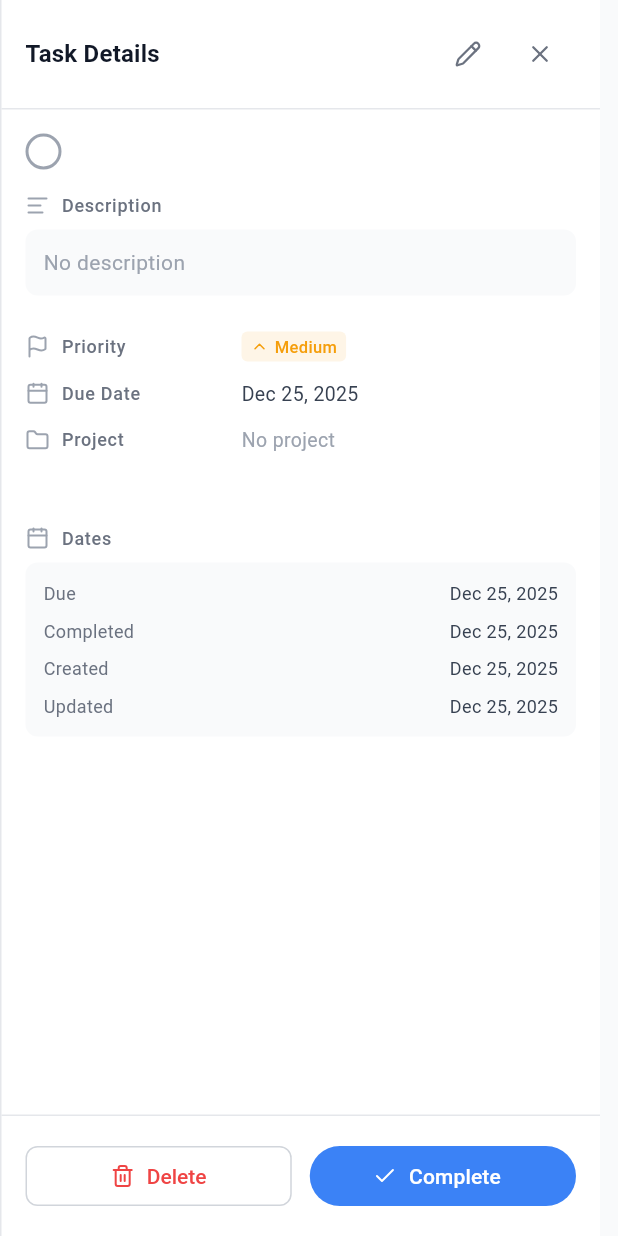
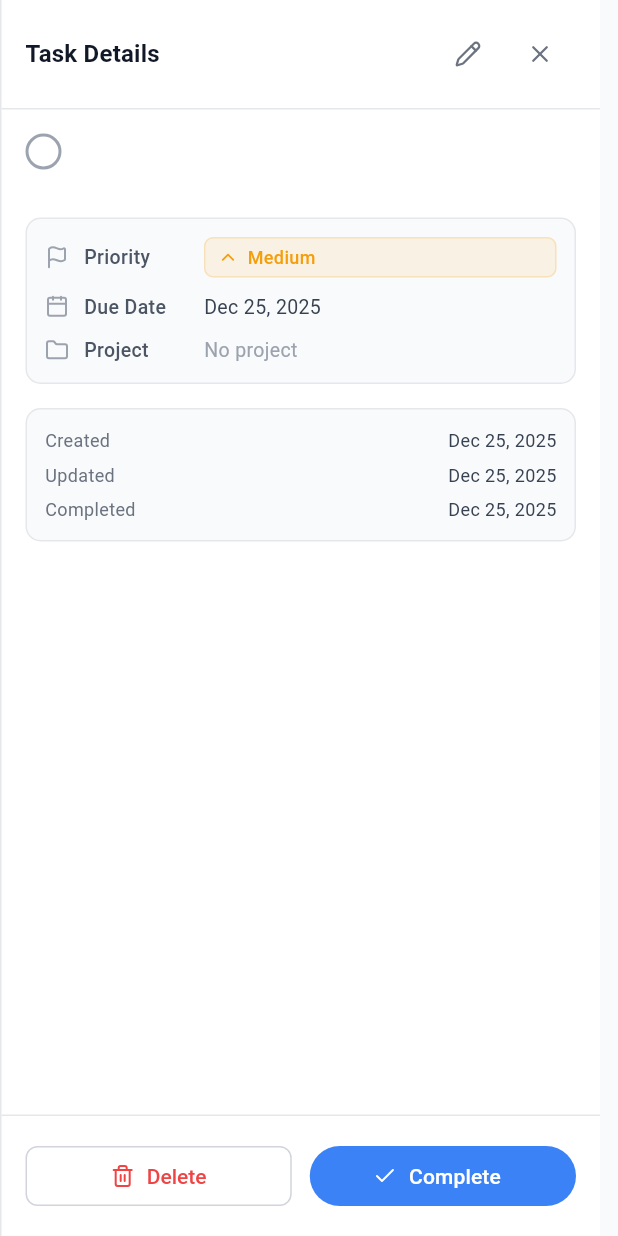
Before and after one commit to openza/tasks, a Flutter app: the TaskDetail widget shown alone on an empty page, opened directly with empty values, on a phone screen of 412 x 824 dp. Run offline on Flutter 3.47's test engine with Material 3 defaults, Android fonts, the phone set to English and light mode, and no system bars; drawn by our look-alikes of toastification; our stand-ins replace dio, drift, file_picker, flutter_riverpod, flutter_secure_storage, flutter_svg and 5 more; missing offline and left inert: dart:ffi, window_manager; accounts and stored records are empty; generated files the repository leaves out were written again.

Commit message:
fix: improve task detail pane UI/UX
- Fix priority badge not showing for Normal/Low priorities by adding
  showAlways parameter (defaults to false for backward compatibility)
- Wrap metadata in a card container for visual consistency
- Hide description section when empty (except in edit mode)
- Reduce spacing between sections for a more compact layout
- Wrap labels and dates sections in consistent card containers
- Update label widths and font styling for better alignment

```diff
--- a/lib/presentation/widgets/badges/priority_badge.dart
+++ b/lib/presentation/widgets/badges/priority_badge.dart
@@ -8,39 +8,43 @@ class PriorityBadge extends StatelessWidget {
   final int priority;
   final String? integrationId;
   final bool showLabel;
+  /// If true, shows badge even for Normal/Low priority (useful in detail views)
+  final bool showAlways;
 
   const PriorityBadge({
     super.key,
     required this.priority,
     this.integrationId,
     this.showLabel = false,
+    this.showAlways = false,
   });
 
   @override
   Widget build(BuildContext context) {
-    // Only show badge for high/medium priority
-    if (priority > 2) return const SizedBox.shrink();
+    // Only show badge for high/medium priority in lists, unless showAlways
+    if (!showAlways && priority > 2) return const SizedBox.shrink();
 
     final color = AppTheme.priorityColors[priority] ?? AppTheme.gray500;
     final label = _getPriorityLabel();
     final icon = _getPriorityIcon();
 
     return Container(
-      padding: const EdgeInsets.symmetric(horizontal: 6, vertical: 2),
+      padding: const EdgeInsets.symmetric(horizontal: 8, vertical: 4),
       decoration: BoxDecoration(
         color: color.withValues(alpha: 0.1),
-        borderRadius: BorderRadius.circular(4),
+        borderRadius: BorderRadius.circular(6),
+        border: Border.all(color: color.withValues(alpha: 0.2)),
       ),
       child: Row(
         mainAxisSize: MainAxisSize.min,
         children: [
-          Icon(icon, size: 12, color: color),
+          Icon(icon, size: 14, color: color),
           if (showLabel) ...[
-            const SizedBox(width: 4),
+            const SizedBox(width: 6),
             Text(
               label,
               style: TextStyle(
-                fontSize: 11,
+                fontSize: 12,
                 fontWeight: FontWeight.w500,
                 color: color,
               ),
--- a/lib/presentation/widgets/tasks/task_detail.dart
+++ b/lib/presentation/widgets/tasks/task_detail.dart
@@ -96,14 +96,16 @@ class _TaskDetailState extends ConsumerState<TaskDetail> {
                   _buildTitleSection(context),
                   const SizedBox(height: 16),
                   _buildDescriptionSection(context),
-                  const SizedBox(height: 24),
-                  _buildMetadataSection(context),
-                  const SizedBox(height: 24),
+                  const SizedBox(height: 16),
+                  _buildMetadataCard(context),
+                  if (widget.task.labels.isNotEmpty || _isEditing) ...[
+                    const SizedBox(height: 16),
                     _buildLabelsSection(context),
-                  const SizedBox(height: 24),
+                  ],
+                  const SizedBox(height: 16),
                   _buildDatesSection(context),
                   if (!widget.task.isNative) ...[
-                    const SizedBox(height: 24),
+                    const SizedBox(height: 16),
                     _buildProviderSection(context),
                   ],
                 ],
@@ -204,6 +206,13 @@ class _TaskDetailState extends ConsumerState<TaskDetail> {
   }
 
   Widget _buildDescriptionSection(BuildContext context) {
+    final hasDescription = widget.task.description?.isNotEmpty == true;
+
+    // Hide empty description section when not editing
+    if (!_isEditing && !hasDescription) {
+      return const SizedBox.shrink();
+    }
+
     return Column(
       crossAxisAlignment: CrossAxisAlignment.start,
       children: [
@@ -213,7 +222,9 @@ class _TaskDetailState extends ConsumerState<TaskDetail> {
             const SizedBox(width: 8),
             Text(
               'Description',
-              style: Theme.of(context).textTheme.labelMedium?.copyWith(
+              style: TextStyle(
+                fontSize: 12,
+                fontWeight: FontWeight.w500,
                 color: AppTheme.gray500,
               ),
             ),
@@ -230,8 +241,9 @@ class _TaskDetailState extends ConsumerState<TaskDetail> {
                     borderSide: BorderSide(color: AppTheme.gray300),
                   ),
                   hintText: 'Add a description...',
+                  contentPadding: const EdgeInsets.all(12),
                 ),
-                maxLines: 4,
+                maxLines: 3,
               )
             : Container(
                 width: double.infinity,
@@ -241,17 +253,25 @@ class _TaskDetailState extends ConsumerState<TaskDetail> {
                   borderRadius: BorderRadius.circular(8),
                 ),
                 child: Text(
-                  widget.task.description?.isNotEmpty == true
-                      ? widget.task.description!
-                      : 'No description',
+                  widget.task.description!,
                   style: Theme.of(context).textTheme.bodyMedium?.copyWith(
-                        color: widget.task.description?.isNotEmpty == true
-                            ? AppTheme.gray700
-                            : AppTheme.gray400,
+                        color: AppTheme.gray700,
                       ),
                 ),
               ),
       ],
+    );
+  }
+
+  Widget _buildMetadataCard(BuildContext context) {
+    return Container(
+      padding: const EdgeInsets.all(12),
+      decoration: BoxDecoration(
+        color: AppTheme.gray50,
+        borderRadius: BorderRadius.circular(10),
+        border: Border.all(color: AppTheme.gray200),
+      ),
+      child: _buildMetadataSection(context),
     );
   }
 
@@ -275,9 +295,10 @@ class _TaskDetailState extends ConsumerState<TaskDetail> {
                   priority: widget.task.priority,
                   integrationId: widget.task.integrationId,
                   showLabel: true,
+                  showAlways: true,
                 ),
         ),
-        const SizedBox(height: 12),
+        const SizedBox(height: 10),
 
         // Due Date
         _buildMetadataRow(
@@ -286,7 +307,7 @@ class _TaskDetailState extends ConsumerState<TaskDetail> {
           label: 'Due Date',
           child: _isEditing ? _buildDueDatePicker(context) : _buildDueDateDisplay(),
         ),
-        const SizedBox(height: 12),
+        const SizedBox(height: 10),
 
         // Project
         _buildMetadataRow(
@@ -472,42 +493,52 @@ class _TaskDetailState extends ConsumerState<TaskDetail> {
     return Row(
       children: [
         Icon(icon, size: 16, color: AppTheme.gray400),
-        const SizedBox(width: 8),
+        const SizedBox(width: 10),
         SizedBox(
-          width: 120,
+          width: 80,
           child: Text(
             label,
-            style: Theme.of(context).textTheme.labelMedium?.copyWith(
-                  color: AppTheme.gray500,
+            style: TextStyle(
+              fontSize: 13,
+              fontWeight: FontWeight.w500,
+              color: AppTheme.gray600,
             ),
           ),
         ),
-        child,
+        Expanded(child: child),
       ],
     );
   }
 
   Widget _buildLabelsSection(BuildContext context) {
-    if (!_isEditing && widget.task.labels.isEmpty) return const SizedBox.shrink();
-
-    return Column(
+    return Container(
+      padding: const EdgeInsets.all(12),
+      decoration: BoxDecoration(
+        color: AppTheme.gray50,
+        borderRadius: BorderRadius.circular(10),
+        border: Border.all(color: AppTheme.gray200),
+      ),
+      child: Column(
         crossAxisAlignment: CrossAxisAlignment.start,
         children: [
           Row(
             children: [
-            Icon(LucideIcons.tag, size: 16, color: AppTheme.gray400),
-            const SizedBox(width: 8),
+              Icon(LucideIcons.tag, size: 14, color: AppTheme.gray400),
+              const SizedBox(width: 6),
               Text(
                 'Labels',
-              style: Theme.of(context).textTheme.labelMedium?.copyWith(
+                style: TextStyle(
+                  fontSize: 12,
+                  fontWeight: FontWeight.w500,
                   color: AppTheme.gray500,
                 ),
               ),
             ],
           ),
-        const SizedBox(height: 8),
+          const SizedBox(height: 10),
           _isEditing ? _buildLabelsEditor(context) : _buildLabelsDisplay(),
         ],
+      ),
     );
   }
 
@@ -646,63 +677,38 @@ class _TaskDetailState extends ConsumerState<TaskDetail> {
   }
 
   Widget _buildDatesSection(BuildContext context) {
-    return Column(
-      crossAxisAlignment: CrossAxisAlignment.start,
-      children: [
-        Row(
-          children: [
-            Icon(LucideIcons.calendar, size: 16, color: AppTheme.gray400),
-            const SizedBox(width: 8),
-            Text(
-              'Dates',
-              style: Theme.of(context).textTheme.labelMedium?.copyWith(
-                    color: AppTheme.gray500,
-                  ),
-            ),
-          ],
-        ),
-        const SizedBox(height: 8),
-        Container(
+    return Container(
       padding: const EdgeInsets.all(12),
       decoration: BoxDecoration(
         color: AppTheme.gray50,
-            borderRadius: BorderRadius.circular(8),
+        borderRadius: BorderRadius.circular(10),
+        border: Border.all(color: AppTheme.gray200),
       ),
       child: Column(
         children: [
-              if (widget.task.dueDate != null)
           _buildDateRow(
             context,
-                  label: 'Due',
-                  date: widget.task.dueDate!,
-                  isOverdue: widget.task.isOverdue,
+            label: 'Created',
+            date: widget.task.createdAt,
           ),
+          if (widget.task.updatedAt != null) ...[
+            const SizedBox(height: 6),
+            _buildDateRow(
+              context,
+              label: 'Updated',
+              date: widget.task.updatedAt!,
+            ),
+          ],
           if (widget.task.completedAt != null) ...[
-                if (widget.task.dueDate != null) const SizedBox(height: 8),
+            const SizedBox(height: 6),
             _buildDateRow(
               context,
               label: 'Completed',
               date: widget.task.completedAt!,
             ),
           ],
-              const SizedBox(height: 8),
-              _buildDateRow(
-                context,
-                label: 'Created',
-                date: widget.task.createdAt,
-              ),
-              if (widget.task.updatedAt != null) ...[
-                const SizedBox(height: 8),
-                _buildDateRow(
-                  context,
-                  label: 'Updated',
-                  date: widget.task.updatedAt!,
-                ),
-              ],
         ],
       ),
-        ),
-      ],
     );
   }
 
```
Lines whose indentation alone changed are shown as unchanged.
